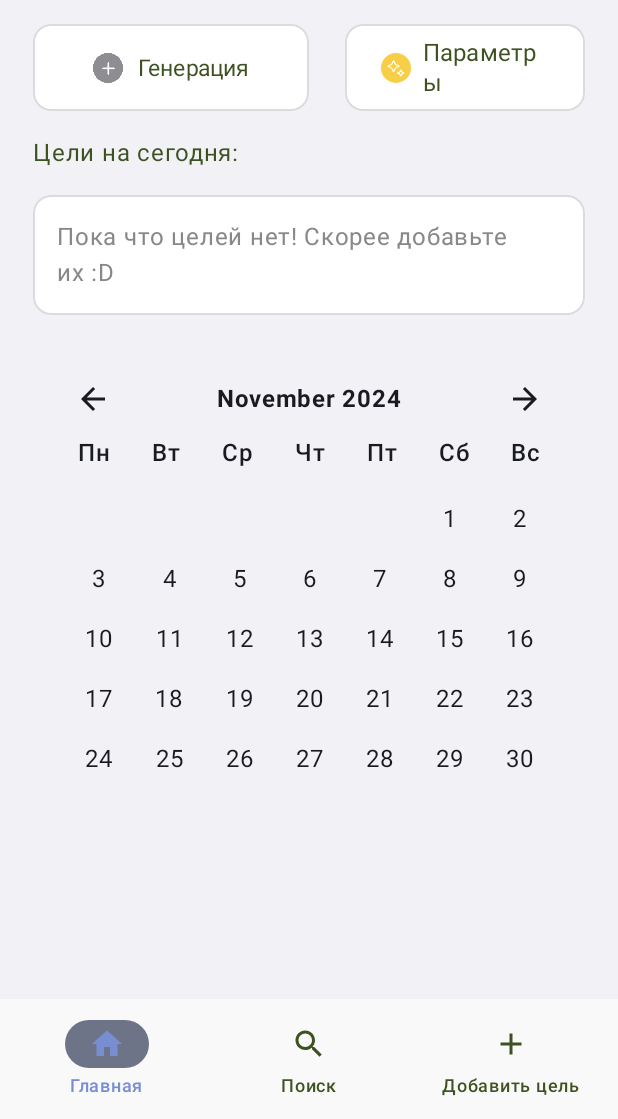
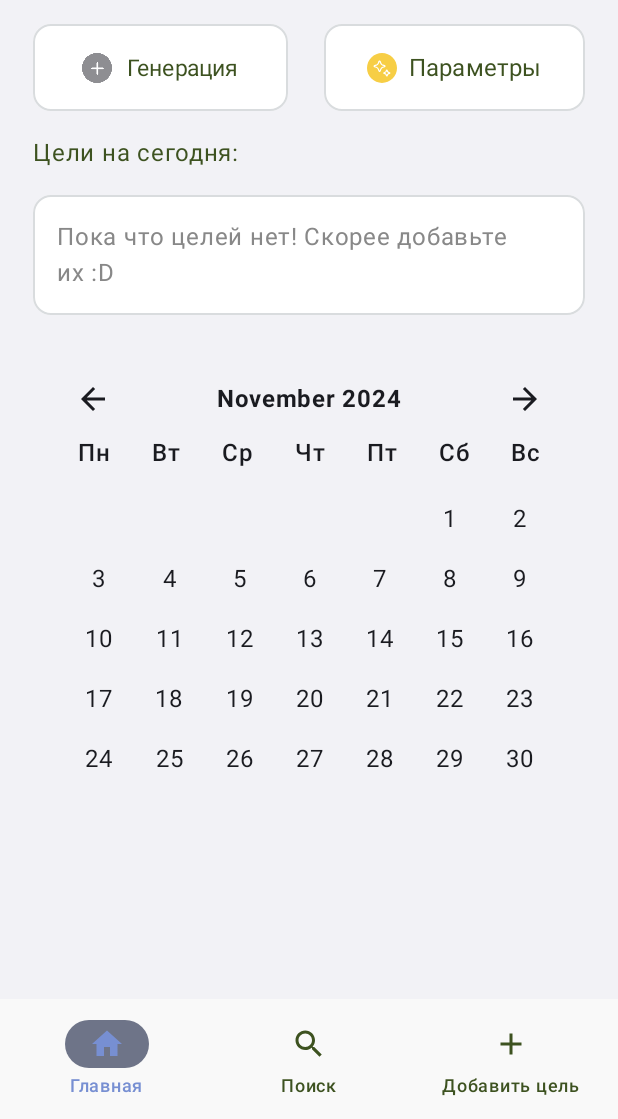
Before and after one commit to k4tr/GoalKeeper, an Android app built with Jetpack Compose: the screen it shows after launch (MainActivity), on a phone screen of 412 x 824 dp, the part 117-1236 px from its top. Run offline under Robolectric (Android 15) with nearby library versions, the phone set to English and light mode, and no system bars; our stand-ins replace Room's generated code.

```diff
--- a/app/src/main/java/com/example/goalkeeper/MainActivity.kt
+++ b/app/src/main/java/com/example/goalkeeper/MainActivity.kt
@@ -1,9 +1,11 @@
 package com.example.goalkeeper
 
 import android.annotation.SuppressLint
+import android.os.Build
 import android.os.Bundle
 import androidx.activity.ComponentActivity
 import androidx.activity.compose.setContent
+import androidx.annotation.RequiresApi
 import androidx.compose.material3.Scaffold
 import androidx.compose.runtime.mutableStateOf
 import androidx.compose.runtime.remember
@@ -28,6 +30,7 @@ import com.example.goalkeeper.viewmodel.TimeViewModel
 
 
 class MainActivity : ComponentActivity() {
+    @RequiresApi(Build.VERSION_CODES.O)
     @SuppressLint("UnusedMaterial3ScaffoldPaddingParameter")
     override fun onCreate(savedInstanceState: Bundle?) {
         super.onCreate(savedInstanceState)
@@ -35,10 +38,11 @@ class MainActivity : ComponentActivity() {
         val repositoryTime = TimeRepository(timeDao)
         val goalDao = AppDatabase.getDatabase(this).goalDao()
         val repository = GoalRepository(goalDao)
+        val activeDayDao = AppDatabase.getDatabase(this).activeDayDao()
 
         val goalViewModel = ViewModelProvider(
             this,
-            GoalViewModelFactory(repository, goalDao, timeDao, repositoryTime)
+            GoalViewModelFactory(repository, goalDao, timeDao, repositoryTime, activeDayDao)
         ).get(GoalViewModel::class.java)
         val timeViewModel = ViewModelProvider(this, TimeViewModelFactory(repositoryTime))
             .get(TimeViewModel::class.java)
--- a/app/src/main/java/com/example/goalkeeper/data/AppDatabase.kt
+++ b/app/src/main/java/com/example/goalkeeper/data/AppDatabase.kt
@@ -6,16 +6,22 @@ import androidx.room.RoomDatabase
 import androidx.room.TypeConverters
 import androidx.room.migration.Migration
 import androidx.sqlite.db.SupportSQLiteDatabase
+import com.example.goalkeeper.data.dao.ActiveDayDao
 import com.example.goalkeeper.data.dao.GoalDao
 import com.example.goalkeeper.data.dao.TimeDao
+import com.example.goalkeeper.data.dao.entity.ActiveDay
 import com.example.goalkeeper.data.model.Goal
 import com.example.goalkeeper.data.model.TimeEntity
 
-@Database(entities = [Goal::class, TimeEntity::class], version = 10, exportSchema = false)
+@Database(
+    entities = [Goal::class, TimeEntity::class, ActiveDay::class],
+    version = 11,
+    exportSchema = false
+)
 abstract class AppDatabase : RoomDatabase() {
     abstract fun goalDao(): GoalDao
     abstract fun timeDao(): TimeDao
-
+    abstract fun activeDayDao(): ActiveDayDao
     companion object {
         @Volatile
         private var INSTANCE: AppDatabase? = null
@@ -34,7 +40,7 @@ abstract class AppDatabase : RoomDatabase() {
         }
     }
 }
-val MIGRATION_3_4 = object : Migration(9, 10) {
+val MIGRATION_3_4 = object : Migration(10, 11) {
     override fun migrate(database: SupportSQLiteDatabase) {
         // Поле isGenerated должно быть NOT NULL, что корректно
         database.execSQL("ALTER TABLE goals ADD COLUMN isGenerated INTEGER NOT NULL DEFAULT 0")
--- /dev/null
+++ b/app/src/main/java/com/example/goalkeeper/data/dao/ActiveDaysDAO.kt
@@ -0,0 +1,20 @@
+package com.example.goalkeeper.data.dao
+
+import androidx.room.Dao
+import androidx.room.Insert
+import androidx.room.OnConflictStrategy
+import androidx.room.Query
+import com.example.goalkeeper.data.dao.entity.ActiveDay
+import kotlinx.coroutines.flow.Flow
+
+@Dao
+interface ActiveDayDao {
+    @Insert(onConflict = OnConflictStrategy.IGNORE)
+    suspend fun insertActiveDay(activeDay: ActiveDay)
+
+    @Query("SELECT * FROM active_days")
+    fun getAllActiveDays(): Flow<List<ActiveDay>>
+
+    @Query("DELETE FROM active_days WHERE date = :date")
+    suspend fun deleteActiveDay(date: Long)
+}
--- a/app/src/main/java/com/example/goalkeeper/data/dao/GoalDAO.kt
+++ b/app/src/main/java/com/example/goalkeeper/data/dao/GoalDAO.kt
@@ -13,8 +13,8 @@ interface GoalDao {
     @Insert
     suspend fun insertGoal(goal: Goal)
 
-    @Query("SELECT * FROM goals WHERE isGenerated = 1 AND generationDate = :date")
-    suspend fun getGeneratedGoalsForDate(date: Long): List<Goal>
+    @Query("SELECT * FROM goals WHERE isGenerated = 1 AND generationDate >= :startOfDay AND generationDate < :endOfDay")
+    suspend fun getGeneratedGoalsForDate(startOfDay: Long, endOfDay: Long): List<Goal>
 
     @Query("DELETE FROM goals WHERE isGenerated = 1 AND generationDate < :currentDate")
     suspend fun deleteOldGeneratedGoals(currentDate: Long): Int
@@ -34,6 +34,9 @@ interface GoalDao {
     @Query("SELECT * FROM goals WHERE difficulty = :difficulty")
     suspend fun getGoalsByDifficulty(difficulty: Difficulty): List<Goal>
 
+    @Query("SELECT * FROM goals WHERE id = :goalId")
+    suspend fun getGoalById(goalId: Long): List<Goal>
+
     @Query("DELETE FROM goals WHERE id = :goalId")
     suspend fun deleteGoal(goalId: Long)
 }
--- a/app/src/main/java/com/example/goalkeeper/data/model/Goal.kt
+++ b/app/src/main/java/com/example/goalkeeper/data/model/Goal.kt
@@ -9,8 +9,8 @@ import androidx.room.PrimaryKey
         val name: String,
         var isCompleted: Boolean = false,
         val difficulty: Difficulty,
-        val isGenerated: Boolean = false,  // Поле для отметки, сгенерирована цель или нет
-        val generationDate: Long? = null // Для сохранения даты генерации
+        val isGenerated: Boolean = true,  // Поле для отметки, сгенерирована цель или нет
+        val generationDate: Long? = System.currentTimeMillis() / (1000 * 60 * 60 * 24) // Для сохранения даты генерации
     )
 
     enum class Difficulty {
--- a/app/src/main/java/com/example/goalkeeper/module/ActivityCalendar.kt
+++ b/app/src/main/java/com/example/goalkeeper/module/ActivityCalendar.kt
@@ -21,6 +21,7 @@ import androidx.compose.ui.unit.dp
 import java.time.Instant
 import java.time.LocalDate
 import java.time.YearMonth
+import java.time.ZoneId
 import java.time.format.TextStyle
 import java.util.Locale
 
@@ -81,7 +82,7 @@ fun ActivityCalendar(
 
             // Ячейки для каждого дня месяца
             items(daysInMonth) { day ->
-                val currentDate = selectedMonth.atDay(day + 1) // День месяца
+                val currentDate = selectedMonth.atDay(day + 1)
                 val isActive = activeDays.contains(currentDate)
 
                 Box(
--- a/app/src/main/java/com/example/goalkeeper/repository/GoalViewModelFactory.kt
+++ b/app/src/main/java/com/example/goalkeeper/repository/GoalViewModelFactory.kt
@@ -2,6 +2,7 @@ package com.example.goalkeeper.repository
 
 import androidx.lifecycle.ViewModel
 import androidx.lifecycle.ViewModelProvider
+import com.example.goalkeeper.data.dao.ActiveDayDao
 import com.example.goalkeeper.data.dao.GoalDao
 import com.example.goalkeeper.data.dao.TimeDao
 import com.example.goalkeeper.viewmodel.GoalViewModel
@@ -10,11 +11,12 @@ class GoalViewModelFactory(
     private val repository: GoalRepository,
     private val goalDao: GoalDao,
     private val timeDao: TimeDao,
-    private val timeRepository: TimeRepository
+    private val timeRepository: TimeRepository,
+    private val activeDayDao: ActiveDayDao
 ) : ViewModelProvider.Factory {
     override fun <T : ViewModel> create(modelClass: Class<T>): T {
         if (modelClass.isAssignableFrom(GoalViewModel::class.java)) {
-            return GoalViewModel(repository, goalDao, timeRepository, timeDao) as T
+            return GoalViewModel(repository, goalDao, timeRepository, timeDao, activeDayDao) as T
         }
         throw IllegalArgumentException("Unknown ViewModel class")
     }
--- a/app/src/main/java/com/example/goalkeeper/view/GoalsScreen.kt
+++ b/app/src/main/java/com/example/goalkeeper/view/GoalsScreen.kt
@@ -2,15 +2,11 @@ package com.example.goalkeeper.view
 
 import android.annotation.SuppressLint
 import android.os.Build
-import android.util.Log
 import androidx.annotation.RequiresApi
-import androidx.compose.material3.*
 import androidx.compose.foundation.Image
 import androidx.compose.foundation.background
 import androidx.compose.foundation.border
-import androidx.compose.foundation.layout.*
 import androidx.compose.foundation.lazy.LazyColumn
-import androidx.compose.runtime.*
 
 import androidx.compose.ui.unit.dp
 import androidx.compose.foundation.layout.Arrangement
@@ -24,26 +20,20 @@ import androidx.compose.foundation.layout.height
 import androidx.compose.foundation.layout.padding
 import androidx.compose.foundation.layout.size
 import androidx.compose.foundation.layout.width
-import androidx.compose.foundation.lazy.LazyColumn
 import androidx.compose.foundation.lazy.items
 import androidx.compose.foundation.rememberScrollState
 import androidx.compose.foundation.shape.CornerSize
 import androidx.compose.foundation.shape.RoundedCornerShape
-import androidx.compose.foundation.verticalScroll
-import androidx.compose.material3.SnackbarHostState
 import androidx.compose.material3.Button
 import androidx.compose.material3.ButtonDefaults
 import androidx.compose.material3.Divider
 import androidx.compose.material3.ExperimentalMaterial3Api
 import androidx.compose.material3.MaterialTheme
 import androidx.compose.material3.Scaffold
-import androidx.compose.material3.SnackbarDuration
 import androidx.compose.material3.Text
 import androidx.compose.runtime.Composable
-import androidx.compose.runtime.LaunchedEffect
 import androidx.compose.runtime.collectAsState
 import androidx.compose.runtime.getValue
-import androidx.compose.runtime.remember
 import androidx.compose.ui.Alignment
 import androidx.compose.ui.Modifier
 import androidx.compose.ui.graphics.Color
@@ -51,11 +41,10 @@ import androidx.compose.ui.res.painterResource
 import androidx.compose.ui.text.TextStyle
 import androidx.compose.ui.text.font.FontWeight
 import androidx.compose.ui.text.style.TextDecoration
-import androidx.compose.ui.unit.dp
 import androidx.compose.ui.unit.sp
 
 import androidx.navigation.NavController
-import com.example.goalkeeper.data.model.Goal
+
 import com.example.goalkeeper.module.AppBottomBar
 import com.example.goalkeeper.module.BottomNavTab
 import com.example.goalkeeper.module.CustomCheckbox
@@ -65,14 +54,12 @@ import com.example.goalkeeper.viewmodel.GoalViewModel
 import java.text.SimpleDateFormat
 import java.util.Date
 import java.util.Locale
-import androidx.compose.runtime.mutableStateOf
-import androidx.compose.runtime.rememberCoroutineScope
-import androidx.compose.runtime.setValue
 import androidx.compose.ui.platform.LocalContext
+import androidx.compose.ui.text.style.TextOverflow
 import com.example.goalkeeper.R
+import com.example.goalkeeper.data.model.Goal
 import com.example.goalkeeper.module.ActivityCalendar
 import com.example.goalkeeper.module.CustomToast
-import kotlinx.coroutines.launch
 import java.time.DateTimeException
 import java.time.Instant
 import java.time.LocalDate
@@ -94,7 +81,7 @@ fun GoalsScreen(
     val showToast by goalViewModel.showToast.collectAsState()
     val toastMessage by goalViewModel.toastMessage.collectAsState()
     val context = LocalContext.current // Получаем доступ к контексту для Toast
-    val activeDays by goalViewModel.activeDays.collectAsState()
+    val activeDays by goalViewModel.activeDays.collectAsState() // теперь это поток данных
     val activeDaysList: List<LocalDate> = activeDays.mapNotNull { millis ->
         try {
             Instant.ofEpochMilli(millis).atZone(ZoneId.systemDefault()).toLocalDate()
@@ -147,7 +134,7 @@ fun GoalsScreen(
                 Row (modifier = Modifier.fillMaxWidth(),
                     horizontalArrangement = Arrangement.spacedBy(24.dp)
                 ){
-                    GoalButton(
+                    GoalButtonGeneration(
                         text = "Генерация",
                         iconRes = R.drawable.icon_add,
                         onClick = {
@@ -157,7 +144,7 @@ fun GoalsScreen(
 
                     )
 
-                    GoalButtonWithCustomIcon(
+                    GoalButtonParameters(
                         text = "Параметры",
                         iconRes = R.drawable.component_1,
                         onClick = { navController.navigate("settingsScreen") }
@@ -194,10 +181,9 @@ fun GoalsScreen(
                     } else {
                         LazyColumn {
                             items(generatedGoals) { goal ->
-                                val isChecked = goal.isCompleted  // Предположим, что в модели Goal есть поле isCompleted
                                 GoalItemWithCheckbox(
                                     goal = goal,
-                                    isChecked = isChecked,
+                                    isChecked = goal.isCompleted,
                                     onCheckedChange = { checked ->
                                         goalViewModel.onGoalCheckedChange(goal, checked)
                                     }
@@ -218,48 +204,62 @@ fun getCurrentDate(): String {
     return sdf.format(Date())
 }
 @Composable
-fun GoalButtonWithCustomIcon(text: String, iconRes: Int, onClick: () -> Unit) {
+fun GoalButtonParameters(text: String, iconRes: Int, onClick: () -> Unit) {
     Button(
         onClick = onClick,
         colors = ButtonDefaults.buttonColors(containerColor = Color.White),
         shape = MaterialTheme.shapes.small.copy(all = CornerSize(12.dp)),
         modifier = Modifier
-            .width(200.dp)
+            .fillMaxWidth() // Сделаем кнопки одинаковыми по ширине
             .height(58.dp)
             .border(
-                width = 1.dp, // Ширина обводки
-                color = Maroon, // Цвет обводки
-                shape = MaterialTheme.shapes.small.copy(all = CornerSize(12.dp)) // Форма обводки
+                width = 1.dp,
+                color = Maroon,
+                shape = MaterialTheme.shapes.small.copy(all = CornerSize(12.dp))
             )
     ) {
         Image(painter = painterResource(id = iconRes),
             contentDescription = null,
             modifier = Modifier.size(20.dp))
         Spacer(modifier = Modifier.width(8.dp))
-        Text(text, color = DarkGreen, fontSize = 16.sp, fontWeight = FontWeight.Normal)
+        Text(
+            text = text,
+            color = DarkGreen,
+            fontSize = 16.sp,
+            fontWeight = FontWeight.Normal,
+            maxLines = 1, // Текст в одну строку
+            overflow = TextOverflow.Ellipsis // Если текст не помещается, добавим многоточие
+        )
     }
 }
 // Компонент кнопки с иконкой
 @Composable
-fun GoalButton(text: String, iconRes: Int, onClick: () -> Unit) {
+fun GoalButtonGeneration(text: String, iconRes: Int, onClick: () -> Unit) {
     Button(
         onClick = onClick,
         colors = ButtonDefaults.buttonColors(containerColor = Color.White),
         shape = MaterialTheme.shapes.small.copy(all = CornerSize(12.dp)),
         modifier = Modifier
-            .width(184.dp)
+            .width(170.dp) // Сделаем кнопки одинаковыми по ширине
             .height(58.dp)
             .border(
-                width = 1.dp, // Ширина обводки
-                color = Maroon, // Цвет обводки
-                shape = MaterialTheme.shapes.small.copy(all = CornerSize(12.dp)) // Форма обводки
+                width = 1.dp,
+                color = Maroon,
+                shape = MaterialTheme.shapes.small.copy(all = CornerSize(12.dp))
             )
     ) {
         Image(painter = painterResource(id = iconRes),
             contentDescription = null,
             modifier = Modifier.size(20.dp))
         Spacer(modifier = Modifier.width(10.dp))
-        Text(text, color = DarkGreen, fontSize = 15.sp, fontWeight = FontWeight.Normal)
+        Text(
+            text = text,
+            color = DarkGreen,
+            fontSize = 15.sp,
+            fontWeight = FontWeight.Normal,
+            maxLines = 1, // Текст в одну строку
+            overflow = TextOverflow.Ellipsis // Если текст не помещается, добавим многоточие
+        )
     }
 }
 //элементы списка (цели на день)
--- a/app/src/main/java/com/example/goalkeeper/viewmodel/GoalViewModel.kt
+++ b/app/src/main/java/com/example/goalkeeper/viewmodel/GoalViewModel.kt
@@ -1,48 +1,64 @@
 package com.example.goalkeeper.viewmodel
 
+import android.os.Build
+import android.util.Log
+import androidx.annotation.RequiresApi
 import androidx.lifecycle.LiveData
 import androidx.lifecycle.MutableLiveData
 import androidx.lifecycle.ViewModel
 import androidx.lifecycle.viewModelScope
+import com.example.goalkeeper.data.dao.ActiveDayDao
 import com.example.goalkeeper.repository.GoalRepository
+import com.example.goalkeeper.data.dao.GoalDao
+import com.example.goalkeeper.data.dao.TimeDao
+import com.example.goalkeeper.data.dao.entity.ActiveDay
 import com.example.goalkeeper.data.model.Difficulty
 import com.example.goalkeeper.data.model.Goal
-import com.example.goalkeeper.data.dao.GoalDao
-import com.example.goalkeeper.data.dao.TimeDao
 import com.example.goalkeeper.repository.TimeRepository
+import kotlinx.coroutines.delay
 import kotlinx.coroutines.flow.MutableStateFlow
+import kotlinx.coroutines.flow.SharingStarted
 import kotlinx.coroutines.flow.StateFlow
 import kotlinx.coroutines.flow.asStateFlow
+import kotlinx.coroutines.flow.map
+import kotlinx.coroutines.flow.stateIn
 import kotlinx.coroutines.launch
+import java.time.LocalDate
+import java.time.ZoneId
 
 data class GoalState(
     val goals: List<Goal?> = emptyList()
 )
 
+@RequiresApi(Build.VERSION_CODES.O)
 class GoalViewModel(
     private val repository: GoalRepository,
     private val goalDao: GoalDao,
     private val timeRepository: TimeRepository,
     private val timeDao: TimeDao,
-
-
+    private val activeDayDao: ActiveDayDao
 ) : ViewModel() {
 
     val _easyGoalsTime = MutableStateFlow(0f)
     val _mediumGoalsTime = MutableStateFlow(0f)
     val _hardGoalsTime = MutableStateFlow(0f)
+
     //Состояние для генерации списка целей
     private val _generatedGoals = MutableStateFlow<List<Goal>>(emptyList())
     val generatedGoals: StateFlow<List<Goal>> = _generatedGoals.asStateFlow()
+
     //Состояние для вывода списка целей
     private val _allGoals = MutableStateFlow<List<Goal>>(emptyList())
     val allGoals: StateFlow<List<Goal>> = _allGoals.asStateFlow()
+
     // Состояние для хранения списка целей
     private val _state = MutableStateFlow(GoalState())
     val state: StateFlow<GoalState> = _state
+
     //Состояние для свободного времени пользователя
     private val _timeForGoals = MutableStateFlow(0) // Время, введённое пользователем
     val timeForGoals: StateFlow<Int> = _timeForGoals.asStateFlow()
+
     // Состояние для Toast
     private val _showToast: MutableStateFlow<Boolean> = MutableStateFlow(false)
     val showToast: StateFlow<Boolean> = _showToast
@@ -51,9 +67,11 @@ class GoalViewModel(
 
     private val _easyGoalsCount = MutableLiveData<Int>()
     val easyGoalsCount: LiveData<Int> get() = _easyGoalsCount
-    private val _activeDays = MutableStateFlow<Set<Long>>(emptySet())
-    val activeDays: StateFlow<Set<Long>> = _activeDays
 
+    private val _activeDays = MutableStateFlow<List<Long>>(emptyList()) // список с датами активности в миллисекундах
+    val activeDays: StateFlow<List<Long>> = activeDayDao.getAllActiveDays()
+        .map { days -> days.map { it.date } }
+        .stateIn(viewModelScope, SharingStarted.Eagerly, emptyList())
 
     init {
         loadTimeSettings()
@@ -73,41 +91,62 @@ class GoalViewModel(
         }
     }
 
-    fun setTimeForGoals(hours: Int) {
-        _timeForGoals.value = hours
-    }
+    // Обработчик изменения состояния чекбокса
+    @RequiresApi(Build.VERSION_CODES.O)
+    fun onGoalCheckedChange(goal: Goal, isCompleted: Boolean) {
+        viewModelScope.launch {
+            // Обновляем цель в базе данных
+            goalDao.updateGoal(goal.copy(isCompleted = isCompleted))
 
-    fun updateGoal(goal: Goal) {
-        viewModelScope.launch {
-            goalDao.updateGoal(goal)
+            val allGoals = goalDao.getAllGoals()
+            // Получаем текущую дату
+            val startOfDayMillis = LocalDate.now()
+                .atStartOfDay(ZoneId.systemDefault())
+                .toInstant()
+                .toEpochMilli()
+
+            val endOfDayMillis = LocalDate.now()
+                .plusDays(1)
+                .atStartOfDay(ZoneId.systemDefault())
+                .toInstant()
+                .toEpochMilli()
+            // Загружаем все цели для текущего дня
+            // Перезагружаем все цели на текущий день из базы данных
+            val todayGoals = allGoals.filter {
+                val generationDateMillis = it.generationDate?.times(24)?.times(60)?.times(60)
+                    ?.times(1000L)
+                generationDateMillis == startOfDayMillis
+            }
+            Log.d("GoalCheck", "Today goals after manual filtering: $todayGoals")
+            // Лог для проверки данных
+            // Проверяем, есть ли хотя бы одна выполненная цель
+            val anyGoalCompleted = todayGoals.any { it.isCompleted }
+            Log.d("GoalCheck", "Any goal completed: $anyGoalCompleted")
+
+            // Если цель выполнена, добавляем текущий день в таблицу активных дней
+            if (anyGoalCompleted) {
+                activeDayDao.insertActiveDay(ActiveDay(date = startOfDayMillis))
+            }
+            else{
+                if (activeDays.value.contains(startOfDayMillis)) {
+                    activeDayDao.deleteActiveDay(startOfDayMillis)
+                }
+            }
+
+            // Перезагружаем список целей из базы данных, чтобы обновить UI
             _generatedGoals.value = _generatedGoals.value.map {
-                if (it.id == goal.id) goal else it // Обновляем список с новым состоянием
-            }
-        }
-    }
-
-    // Обработчик изменения состояния чекбокса
-    fun onGoalCheckedChange(goal: Goal, isChecked: Boolean) {
-        viewModelScope.launch {
-            val updatedGoal = goal.copy(isCompleted = isChecked)
-            repository.updateGoal(updatedGoal)
-            _generatedGoals.value = _generatedGoals.value.map { if (it.id == goal.id) updatedGoal else it }
-
-            // Обновляем активные дни, если цель отмечена как выполненная
-            if (isChecked) {
-                goal.generationDate?.let { day ->
-                    _activeDays.value = _activeDays.value + day
-                }
+                if (it.id == goal.id) it.copy(isCompleted = isCompleted) else it
             }
         }
     }
 
     // Загрузка сгенерированных целей на сегодня
+    @RequiresApi(Build.VERSION_CODES.O)
     fun loadGeneratedGoals() {
         viewModelScope.launch {
-            val today = System.currentTimeMillis() / (1000 * 60 * 60 * 24)  // Текущая дата в днях
-            val generatedGoals = goalDao.getGeneratedGoalsForDate(today)
-            _generatedGoals.value = generatedGoals // Отображаем только цели, сгенерированные на текущий день
+            val todayDays = System.currentTimeMillis() / (1000 * 60 * 60 * 24) // Текущая дата в днях
+            val generatedGoals = goalDao.getGeneratedGoalsForDate(todayDays, todayDays + 1)
+            _generatedGoals.value = generatedGoals
         }
     }
 
@@ -137,7 +176,6 @@ class GoalViewModel(
 
     // Генерация целей
     fun generateGoals() {
-
         viewModelScope.launch {
             val today = System.currentTimeMillis() / (1000 * 60 * 60 * 24)  // Текущая дата в днях
 
@@ -166,7 +204,6 @@ class GoalViewModel(
                 // Устанавливаем сообщение для Toast
                 _toastMessage.value = "Недостаточно введенных целей для корректной генерации"
                 _showToast.value = true // Показываем Toast
-//               return@launch
             }
 
             val mediumGoals = goalDao.getGoalsByDifficulty(Difficulty.NORMAL)
```
Also changed, not shown: app/src/main/java/com/example/goalkeeper/data/model/ActiveDays.kt (added, +10 -0 lines).
